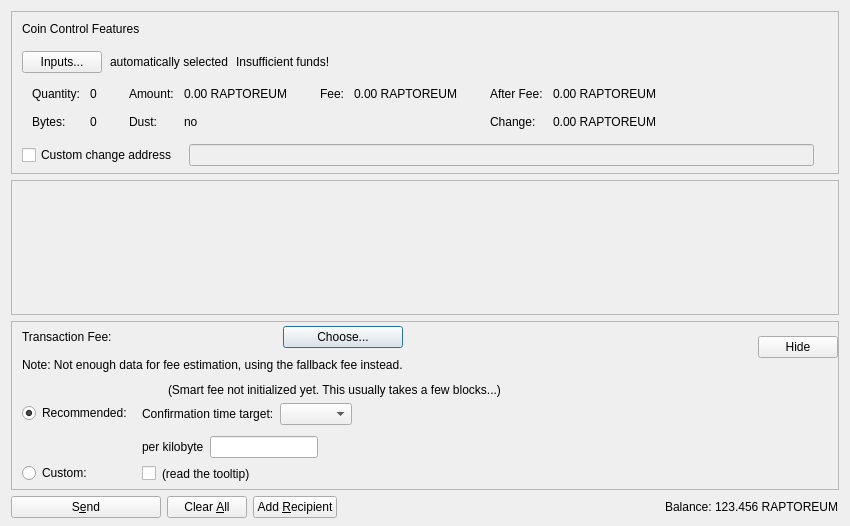
Above: src/qt/forms/sendcoinsdialog.ui from stabner/HashmonkeyCoin before the change. Below: the same form after it.
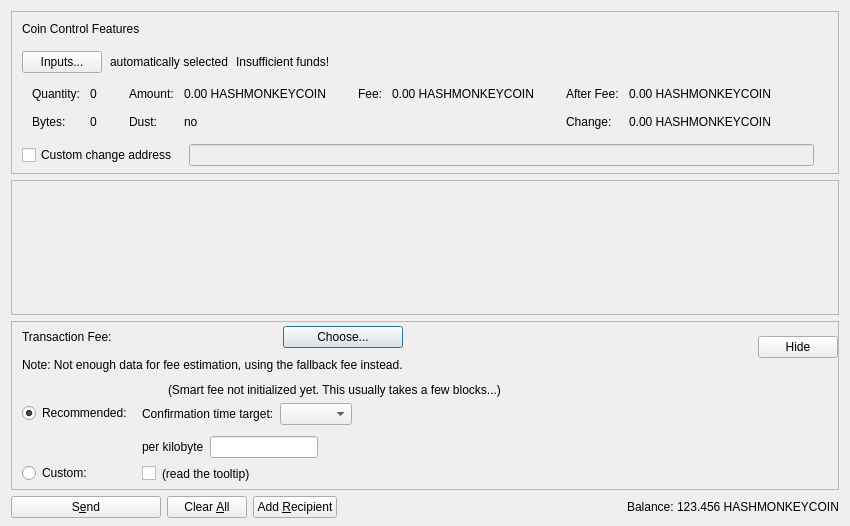
That is the form after the change. Custom widgets are drawn as their Qt base class.

Commit message: Replace all Raptoreum references with HashmonkeyCoin in Qt GUI files

```diff
--- a/src/qt/forms/sendcoinsdialog.ui
+++ b/src/qt/forms/sendcoinsdialog.ui
@@ -288,7 +288,7 @@
                   <enum>Qt::ActionsContextMenu</enum>
                  </property>
                  <property name="text">
-                  <string notr="true">0.00 RAPTOREUM</string>
+                  <string notr="true">0.00 HASHMONKEYCOIN</string>
                  </property>
                  <property name="textInteractionFlags">
                   <set>Qt::LinksAccessibleByMouse|Qt::TextSelectableByKeyboard|Qt::TextSelectableByMouse</set>
@@ -356,7 +356,7 @@
                   <enum>Qt::ActionsContextMenu</enum>
                  </property>
                  <property name="text">
-                  <string notr="true">0.00 RAPTOREUM</string>
+                  <string notr="true">0.00 HASHMONKEYCOIN</string>
                  </property>
                  <property name="textInteractionFlags">
                   <set>Qt::LinksAccessibleByMouse|Qt::TextSelectableByKeyboard|Qt::TextSelectableByMouse</set>
@@ -401,7 +401,7 @@
                   <enum>Qt::ActionsContextMenu</enum>
                  </property>
                  <property name="text">
-                  <string notr="true">0.00 RAPTOREUM</string>
+                  <string notr="true">0.00 HASHMONKEYCOIN</string>
                  </property>
                  <property name="textInteractionFlags">
                   <set>Qt::LinksAccessibleByMouse|Qt::TextSelectableByKeyboard|Qt::TextSelectableByMouse</set>
@@ -424,7 +424,7 @@
                   <enum>Qt::ActionsContextMenu</enum>
                  </property>
                  <property name="text">
-                  <string notr="true">0.00 RAPTOREUM</string>
+                  <string notr="true">0.00 HASHMONKEYCOIN</string>
                  </property>
                  <property name="textInteractionFlags">
                   <set>Qt::LinksAccessibleByMouse|Qt::TextSelectableByKeyboard|Qt::TextSelectableByMouse</set>
@@ -1156,7 +1156,7 @@
           <cursorShape>IBeamCursor</cursorShape>
          </property>
          <property name="text">
-          <string notr="true">123.456 RAPTOREUM</string>
+          <string notr="true">123.456 HASHMONKEYCOIN</string>
          </property>
          <property name="textInteractionFlags">
           <set>Qt::LinksAccessibleByMouse|Qt::TextSelectableByKeyboard|Qt::TextSelectableByMouse</set>
```
Left out of the diff: 4 changed lines with no effect on the pictures. The commit also changes 24 other files.
